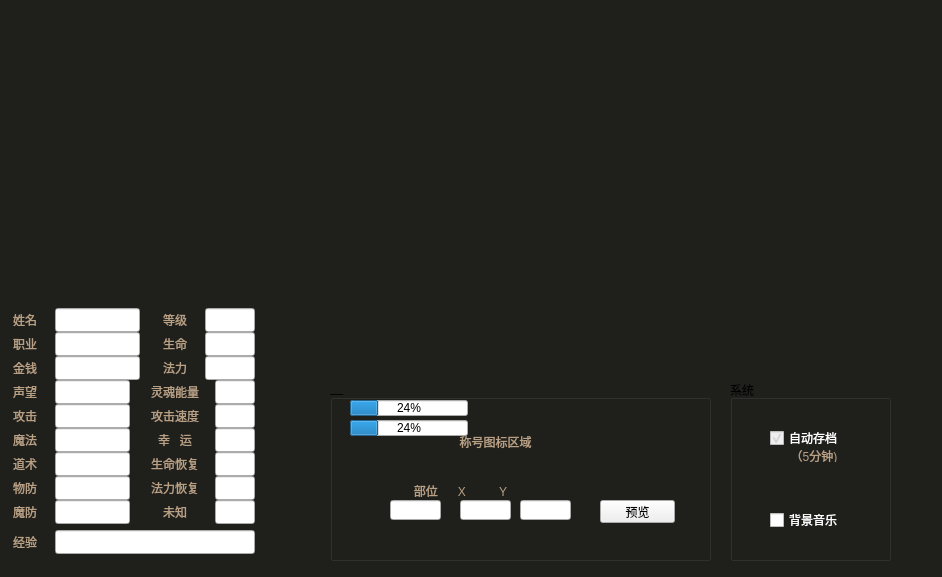
First picture: the form in code/mirror/role.ui, repository simon0xia/mirror, before the edit.
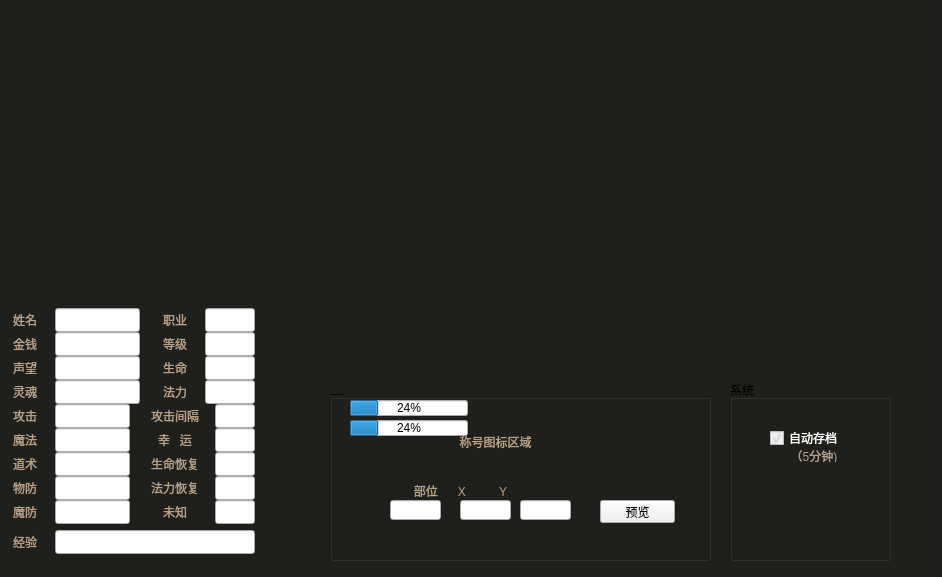
Second picture: the form after the edit. Icons and pictures are not drawn.

Commit message: 取消背景音乐；幸运上限更改为100；极品幸运值上限等同于等阶；开启拍卖行；

The edit to the form file:
```diff
--- a/code/mirror/role.ui
+++ b/code/mirror/role.ui
@@ -39,7 +39,7 @@
    <property name="geometry">
     <rect>
      <x>160</x>
-     <y>308</y>
+     <y>332</y>
      <width>30</width>
      <height>24</height>
     </rect>
@@ -105,7 +105,7 @@
     <string notr="true">color: rgb(184,160,133);</string>
    </property>
    <property name="text">
-    <string>攻击速度</string>
+    <string>攻击间隔</string>
    </property>
    <property name="alignment">
     <set>Qt::AlignCenter</set>
@@ -171,9 +171,9 @@
   <widget class="QLabel" name="label_20">
    <property name="geometry">
     <rect>
-     <x>150</x>
+     <x>10</x>
      <y>380</y>
-     <width>50</width>
+     <width>30</width>
      <height>24</height>
     </rect>
    </property>
@@ -181,7 +181,7 @@
     <string notr="true">color: rgb(184,160,133);</string>
    </property>
    <property name="text">
-    <string>灵魂能量</string>
+    <string>灵魂</string>
    </property>
    <property name="alignment">
     <set>Qt::AlignCenter</set>
@@ -310,7 +310,7 @@
    <property name="geometry">
     <rect>
      <x>205</x>
-     <y>308</y>
+     <y>332</y>
      <width>50</width>
      <height>24</height>
     </rect>
@@ -415,9 +415,9 @@
   <widget class="QLineEdit" name="edit_role_vocation">
    <property name="geometry">
     <rect>
-     <x>55</x>
-     <y>332</y>
-     <width>85</width>
+     <x>205</x>
+     <y>308</y>
+     <width>50</width>
      <height>24</height>
     </rect>
    </property>
@@ -432,8 +432,8 @@
   <widget class="QLabel" name="label_13">
    <property name="geometry">
     <rect>
-     <x>10</x>
-     <y>332</y>
+     <x>160</x>
+     <y>308</y>
      <width>30</width>
      <height>24</height>
     </rect>
@@ -1031,8 +1031,8 @@
   <widget class="QLabel" name="label_54">
    <property name="geometry">
     <rect>
-     <x>140</x>
-     <y>332</y>
+     <x>255</x>
+     <y>308</y>
      <width>15</width>
      <height>24</height>
     </rect>
@@ -1054,7 +1054,7 @@
    <property name="geometry">
     <rect>
      <x>255</x>
-     <y>308</y>
+     <y>332</y>
      <width>15</width>
      <height>24</height>
     </rect>
@@ -1119,8 +1119,8 @@
   <widget class="QLabel" name="label_53">
    <property name="geometry">
     <rect>
-     <x>40</x>
-     <y>332</y>
+     <x>190</x>
+     <y>308</y>
      <width>15</width>
      <height>24</height>
     </rect>
@@ -1142,7 +1142,7 @@
    <property name="geometry">
     <rect>
      <x>190</x>
-     <y>308</y>
+     <y>332</y>
      <width>15</width>
      <height>24</height>
     </rect>
@@ -1383,22 +1383,6 @@
      <bool>true</bool>
     </property>
    </widget>
-   <widget class="QCheckBox" name="checkBox_bkSound">
-    <property name="geometry">
-     <rect>
-      <x>40</x>
-      <y>132</y>
-      <width>71</width>
-      <height>16</height>
-     </rect>
-    </property>
-    <property name="styleSheet">
-     <string notr="true">color: rgb(255, 255, 255);</string>
-    </property>
-    <property name="text">
-     <string>背景音乐</string>
-    </property>
-   </widget>
    <widget class="QLabel" name="label_81">
     <property name="geometry">
      <rect>
@@ -1442,7 +1426,7 @@
    <property name="geometry">
     <rect>
      <x>205</x>
-     <y>332</y>
+     <y>356</y>
      <width>50</width>
      <height>24</height>
     </rect>
@@ -1459,7 +1443,7 @@
    <property name="geometry">
     <rect>
      <x>160</x>
-     <y>332</y>
+     <y>356</y>
      <width>30</width>
      <height>24</height>
     </rect>
@@ -1478,7 +1462,7 @@
    <property name="geometry">
     <rect>
      <x>190</x>
-     <y>356</y>
+     <y>380</y>
      <width>15</width>
      <height>24</height>
     </rect>
@@ -1500,7 +1484,7 @@
    <property name="geometry">
     <rect>
      <x>190</x>
-     <y>332</y>
+     <y>356</y>
      <width>15</width>
      <height>24</height>
     </rect>
@@ -1522,7 +1506,7 @@
    <property name="geometry">
     <rect>
      <x>205</x>
-     <y>356</y>
+     <y>380</y>
      <width>50</width>
      <height>24</height>
     </rect>
@@ -1539,7 +1523,7 @@
    <property name="geometry">
     <rect>
      <x>160</x>
-     <y>356</y>
+     <y>380</y>
      <width>30</width>
      <height>24</height>
     </rect>
@@ -1558,7 +1542,7 @@
    <property name="geometry">
     <rect>
      <x>255</x>
-     <y>356</y>
+     <y>380</y>
      <width>15</width>
      <height>24</height>
     </rect>
@@ -1580,7 +1564,7 @@
    <property name="geometry">
     <rect>
      <x>255</x>
-     <y>332</y>
+     <y>356</y>
      <width>15</width>
      <height>24</height>
     </rect>
@@ -1602,7 +1586,7 @@
    <property name="geometry">
     <rect>
      <x>10</x>
-     <y>356</y>
+     <y>332</y>
      <width>30</width>
      <height>24</height>
     </rect>
@@ -1621,7 +1605,7 @@
    <property name="geometry">
     <rect>
      <x>10</x>
-     <y>380</y>
+     <y>356</y>
      <width>30</width>
      <height>24</height>
     </rect>
@@ -1639,8 +1623,8 @@
   <widget class="QLabel" name="label_45">
    <property name="geometry">
     <rect>
-     <x>130</x>
-     <y>380</y>
+     <x>140</x>
+     <y>356</y>
      <width>15</width>
      <height>24</height>
     </rect>
@@ -1662,7 +1646,7 @@
    <property name="geometry">
     <rect>
      <x>140</x>
-     <y>356</y>
+     <y>332</y>
      <width>15</width>
      <height>24</height>
     </rect>
@@ -1684,7 +1668,7 @@
    <property name="geometry">
     <rect>
      <x>40</x>
-     <y>356</y>
+     <y>332</y>
      <width>15</width>
      <height>24</height>
     </rect>
@@ -1706,8 +1690,8 @@
    <property name="geometry">
     <rect>
      <x>55</x>
-     <y>380</y>
-     <width>75</width>
+     <y>356</y>
+     <width>85</width>
      <height>24</height>
     </rect>
    </property>
@@ -1723,7 +1707,7 @@
    <property name="geometry">
     <rect>
      <x>40</x>
-     <y>380</y>
+     <y>356</y>
      <width>15</width>
      <height>24</height>
     </rect>
@@ -1745,7 +1729,7 @@
    <property name="geometry">
     <rect>
      <x>55</x>
-     <y>356</y>
+     <y>332</y>
      <width>85</width>
      <height>24</height>
     </rect>
@@ -1945,7 +1929,7 @@
   <widget class="QLabel" name="label_75">
    <property name="geometry">
     <rect>
-     <x>255</x>
+     <x>140</x>
      <y>380</y>
      <width>15</width>
      <height>24</height>
@@ -1967,7 +1951,7 @@
   <widget class="QLabel" name="label_76">
    <property name="geometry">
     <rect>
-     <x>200</x>
+     <x>40</x>
      <y>380</y>
      <width>15</width>
      <height>24</height>
@@ -1989,9 +1973,9 @@
   <widget class="QLineEdit" name="edit_role_soul">
    <property name="geometry">
     <rect>
-     <x>215</x>
+     <x>55</x>
      <y>380</y>
-     <width>40</width>
+     <width>85</width>
      <height>24</height>
     </rect>
    </property>
```
Left out of the diff: 3 changed lines with no effect on the pictures. The commit also changes 20 other files.
